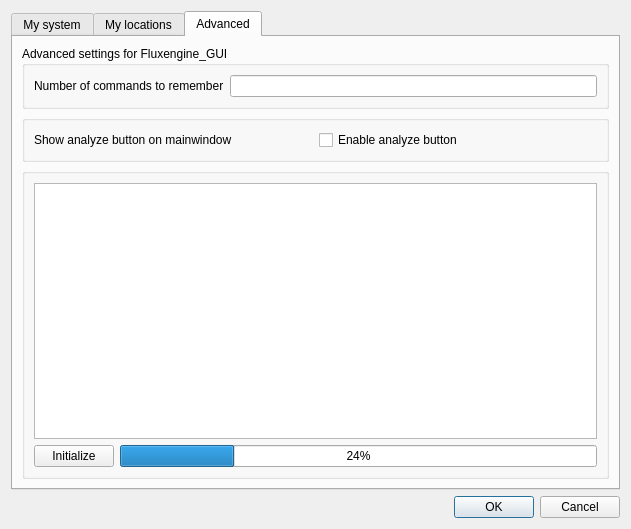
wybren1971/Fluxengine_GUI, file dialogpreferences.ui: the form before one commit.
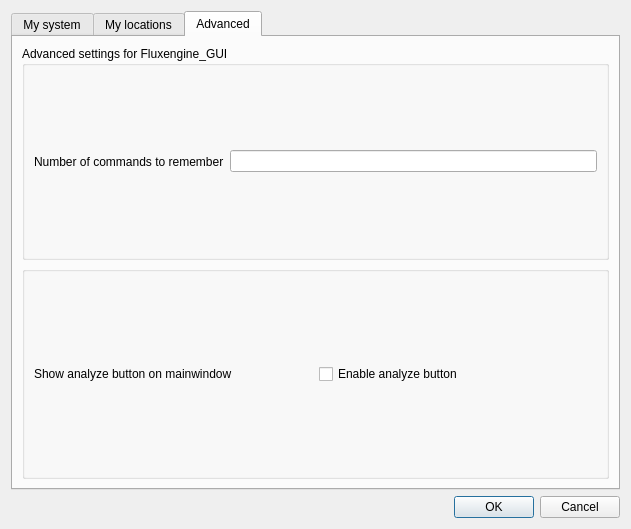
The form after the commit. The open tabs and pages were chosen to show the change.

Commit message: Solved spaces in path. put initialize near fluxengine path

Diff of the .ui file:
```diff
--- a/dialogpreferences.ui
+++ b/dialogpreferences.ui
@@ -213,8 +213,15 @@
          <property name="title">
           <string>Default location of the fluxengine program:</string>
          </property>
-         <layout class="QHBoxLayout" name="horizontalLayout_3">
-          <item>
+         <layout class="QGridLayout" name="gridLayout_6">
+          <item row="1" column="3">
+           <widget class="QPushButton" name="btnInitialize">
+            <property name="text">
+             <string>Initialize</string>
+            </property>
+           </widget>
+          </item>
+          <item row="0" column="1">
            <widget class="QComboBox" name="cmbFluxengineLocation"/>
           </item>
           <item>
@@ -230,22 +237,6 @@
             </property>
            </widget>
           </item>
-         </layout>
-        </widget>
-       </item>
-      </layout>
-     </widget>
-     <widget class="QWidget" name="Advanced">
-      <attribute name="title">
-       <string>Advanced</string>
-      </attribute>
-      <layout class="QGridLayout" name="gridLayout">
-       <item row="2" column="0">
-        <widget class="QGroupBox" name="groupBox_8">
-         <property name="title">
-          <string/>
-         </property>
-         <layout class="QGridLayout" name="gridLayout_5">
           <item row="1" column="1">
            <widget class="QProgressBar" name="progressBar">
             <property name="value">
@@ -253,29 +244,20 @@
             </property>
            </widget>
           </item>
-          <item row="1" column="0">
-           <widget class="QPushButton" name="btnInitialize">
-            <property name="enabled">
-             <bool>true</bool>
-            </property>
-            <property name="sizePolicy">
-             <sizepolicy hsizetype="Fixed" vsizetype="Fixed">
-              <horstretch>0</horstretch>
-              <verstretch>0</verstretch>
-             </sizepolicy>
-            </property>
-            <property name="text">
-             <string>Initialize</string>
-            </property>
-           </widget>
-          </item>
-          <item row="0" column="0" colspan="2">
+          <item row="2" column="1">
            <widget class="QPlainTextEdit" name="txtoutput"/>
           </item>
          </layout>
         </widget>
        </item>
-       <item row="0" column="0">
+      </layout>
+     </widget>
+     <widget class="QWidget" name="Advanced">
+      <attribute name="title">
+       <string>Advanced</string>
+      </attribute>
+      <layout class="QGridLayout" name="gridLayout">
+       <item row="1" column="0">
         <widget class="QGroupBox" name="groupBox_7">
          <property name="title">
           <string>Advanced settings for Fluxengine_GUI</string>
@@ -294,7 +276,7 @@
          </layout>
         </widget>
        </item>
-       <item row="1" column="0">
+       <item row="2" column="0">
         <widget class="QGroupBox" name="groupBox_10">
          <property name="sizePolicy">
           <sizepolicy hsizetype="Minimum" vsizetype="Preferred">
```
Left out of the diff: 56 changed lines with no effect on the pictures. The commit also changes 4 other files.
